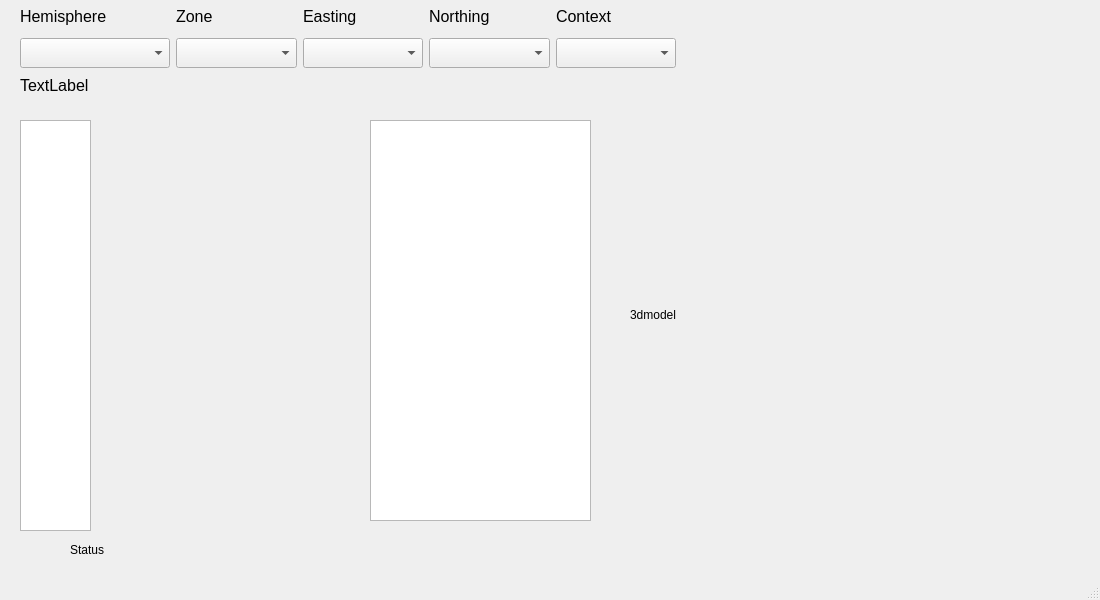
Old version of the form qtcreator/MainWindow.ui in the repository ggetzie/APSAP.
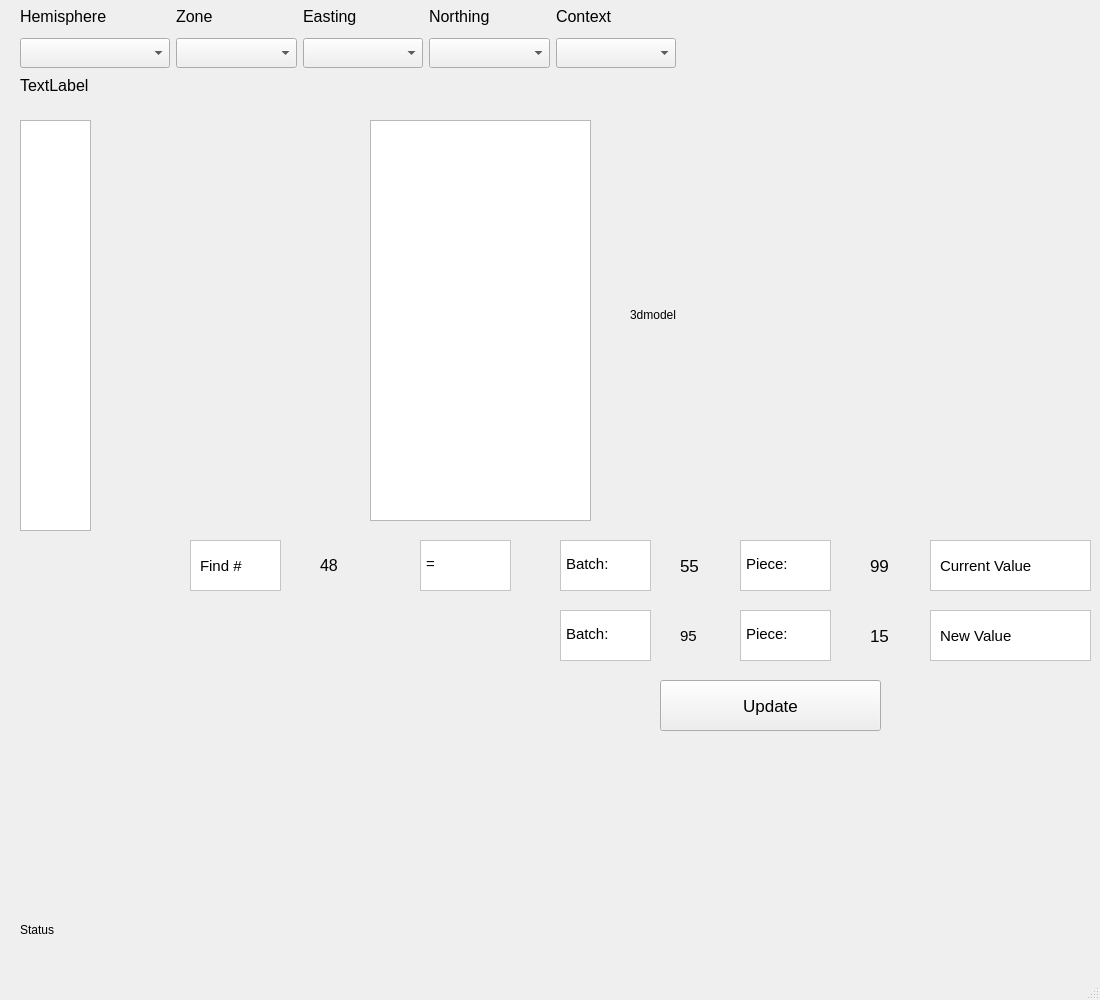
New version of the form. Icons and pictures are not drawn.

Commit message: Showing red color for pictures already matched

```diff
--- a/qtcreator/MainWindow.ui
+++ b/qtcreator/MainWindow.ui
@@ -7,7 +7,7 @@
     <x>0</x>
     <y>0</y>
     <width>1100</width>
-    <height>600</height>
+    <height>1000</height>
    </rect>
   </property>
   <property name="minimumSize">
@@ -292,8 +292,8 @@
    <widget class="QLabel" name="statusLabel">
     <property name="geometry">
      <rect>
-      <x>70</x>
-      <y>540</y>
+      <x>20</x>
+      <y>920</y>
       <width>671</width>
       <height>20</height>
      </rect>
@@ -357,6 +357,460 @@
      </rect>
     </property>
    </widget>
+   <widget class="QLabel" name="selected_find">
+    <property name="geometry">
+     <rect>
+      <x>320</x>
+      <y>540</y>
+      <width>71</width>
+      <height>51</height>
+     </rect>
+    </property>
+    <property name="font">
+     <font>
+      <pointsize>12</pointsize>
+     </font>
+    </property>
+    <property name="autoFillBackground">
+     <bool>false</bool>
+    </property>
+    <property name="styleSheet">
+     <string notr="true"/>
+    </property>
+    <property name="text">
+     <string>48</string>
+    </property>
+   </widget>
+   <widget class="QFrame" name="frame">
+    <property name="geometry">
+     <rect>
+      <x>190</x>
+      <y>540</y>
+      <width>91</width>
+      <height>51</height>
+     </rect>
+    </property>
+    <property name="autoFillBackground">
+     <bool>true</bool>
+    </property>
+    <property name="styleSheet">
+     <string notr="true"> background-color : white</string>
+    </property>
+    <property name="frameShape">
+     <enum>QFrame::StyledPanel</enum>
+    </property>
+    <property name="frameShadow">
+     <enum>QFrame::Raised</enum>
+    </property>
+    <widget class="QLabel" name="label">
+     <property name="geometry">
+      <rect>
+       <x>10</x>
+       <y>5</y>
+       <width>71</width>
+       <height>41</height>
+      </rect>
+     </property>
+     <property name="font">
+      <font>
+       <pointsize>11</pointsize>
+      </font>
+     </property>
+     <property name="autoFillBackground">
+      <bool>false</bool>
+     </property>
+     <property name="styleSheet">
+      <string notr="true"/>
+     </property>
+     <property name="text">
+      <string>Find #</string>
+     </property>
+    </widget>
+   </widget>
+   <widget class="QFrame" name="frame_2">
+    <property name="geometry">
+     <rect>
+      <x>420</x>
+      <y>540</y>
+      <width>91</width>
+      <height>51</height>
+     </rect>
+    </property>
+    <property name="styleSheet">
+     <string notr="true"> background-color : white</string>
+    </property>
+    <property name="frameShape">
+     <enum>QFrame::StyledPanel</enum>
+    </property>
+    <property name="frameShadow">
+     <enum>QFrame::Raised</enum>
+    </property>
+    <widget class="QLabel" name="label_8">
+     <property name="geometry">
+      <rect>
+       <x>6</x>
+       <y>3</y>
+       <width>71</width>
+       <height>41</height>
+      </rect>
+     </property>
+     <property name="font">
+      <font>
+       <pointsize>11</pointsize>
+      </font>
+     </property>
+     <property name="text">
+      <string>=</string>
+     </property>
+    </widget>
+   </widget>
+   <widget class="QFrame" name="frame_3">
+    <property name="geometry">
+     <rect>
+      <x>560</x>
+      <y>540</y>
+      <width>91</width>
+      <height>51</height>
+     </rect>
+    </property>
+    <property name="styleSheet">
+     <string notr="true"> background-color : white</string>
+    </property>
+    <property name="frameShape">
+     <enum>QFrame::StyledPanel</enum>
+    </property>
+    <property name="frameShadow">
+     <enum>QFrame::Raised</enum>
+    </property>
+    <widget class="QLabel" name="label_9">
+     <property name="geometry">
+      <rect>
+       <x>6</x>
+       <y>3</y>
+       <width>81</width>
+       <height>41</height>
+      </rect>
+     </property>
+     <property name="font">
+      <font>
+       <pointsize>11</pointsize>
+      </font>
+     </property>
+     <property name="text">
+      <string>Batch:</string>
+     </property>
+    </widget>
+   </widget>
+   <widget class="QLabel" name="label_10">
+    <property name="geometry">
+     <rect>
+      <x>680</x>
+      <y>540</y>
+      <width>47</width>
+      <height>14</height>
+     </rect>
+    </property>
+    <property name="text">
+     <string/>
+    </property>
+   </widget>
+   <widget class="QFrame" name="frame_4">
+    <property name="geometry">
+     <rect>
+      <x>740</x>
+      <y>540</y>
+      <width>91</width>
+      <height>51</height>
+     </rect>
+    </property>
+    <property name="styleSheet">
+     <string notr="true"> background-color : white</string>
+    </property>
+    <property name="frameShape">
+     <enum>QFrame::StyledPanel</enum>
+    </property>
+    <property name="frameShadow">
+     <enum>QFrame::Raised</enum>
+    </property>
+    <widget class="QLabel" name="label_11">
+     <property name="geometry">
+      <rect>
+       <x>6</x>
+       <y>3</y>
+       <width>81</width>
+       <height>41</height>
+      </rect>
+     </property>
+     <property name="font">
+      <font>
+       <pointsize>11</pointsize>
+      </font>
+     </property>
+     <property name="text">
+      <string>Piece:</string>
+     </property>
+    </widget>
+   </widget>
+   <widget class="QLabel" name="current_piece">
+    <property name="geometry">
+     <rect>
+      <x>870</x>
+      <y>540</y>
+      <width>31</width>
+      <height>51</height>
+     </rect>
+    </property>
+    <property name="font">
+     <font>
+      <pointsize>13</pointsize>
+     </font>
+    </property>
+    <property name="text">
+     <string>99</string>
+    </property>
+   </widget>
+   <widget class="QFrame" name="frame_5">
+    <property name="geometry">
+     <rect>
+      <x>930</x>
+      <y>540</y>
+      <width>161</width>
+      <height>51</height>
+     </rect>
+    </property>
+    <property name="styleSheet">
+     <string notr="true"> background-color : white</string>
+    </property>
+    <property name="frameShape">
+     <enum>QFrame::StyledPanel</enum>
+    </property>
+    <property name="frameShadow">
+     <enum>QFrame::Raised</enum>
+    </property>
+    <widget class="QLabel" name="label_13">
+     <property name="geometry">
+      <rect>
+       <x>10</x>
+       <y>5</y>
+       <width>141</width>
+       <height>41</height>
+      </rect>
+     </property>
+     <property name="font">
+      <font>
+       <pointsize>11</pointsize>
+      </font>
+     </property>
+     <property name="text">
+      <string>Current Value</string>
+     </property>
+    </widget>
+   </widget>
+   <widget class="QFrame" name="frame_6">
+    <property name="geometry">
+     <rect>
+      <x>560</x>
+      <y>610</y>
+      <width>91</width>
+      <height>51</height>
+     </rect>
+    </property>
+    <property name="styleSheet">
+     <string notr="true"> background-color : white</string>
+    </property>
+    <property name="frameShape">
+     <enum>QFrame::StyledPanel</enum>
+    </property>
+    <property name="frameShadow">
+     <enum>QFrame::Raised</enum>
+    </property>
+    <widget class="QLabel" name="label_14">
+     <property name="geometry">
+      <rect>
+       <x>6</x>
+       <y>3</y>
+       <width>81</width>
+       <height>41</height>
+      </rect>
+     </property>
+     <property name="font">
+      <font>
+       <pointsize>11</pointsize>
+      </font>
+     </property>
+     <property name="text">
+      <string>Batch:</string>
+     </property>
+    </widget>
+   </widget>
+   <widget class="QLabel" name="current_batch">
+    <property name="geometry">
+     <rect>
+      <x>680</x>
+      <y>540</y>
+      <width>31</width>
+      <height>51</height>
+     </rect>
+    </property>
+    <property name="font">
+     <font>
+      <pointsize>13</pointsize>
+     </font>
+    </property>
+    <property name="text">
+     <string>55</string>
+    </property>
+   </widget>
+   <widget class="QFrame" name="frame_7">
+    <property name="geometry">
+     <rect>
+      <x>740</x>
+      <y>610</y>
+      <width>91</width>
+      <height>51</height>
+     </rect>
+    </property>
+    <property name="styleSheet">
+     <string notr="true"> background-color : white</string>
+    </property>
+    <property name="frameShape">
+     <enum>QFrame::StyledPanel</enum>
+    </property>
+    <property name="frameShadow">
+     <enum>QFrame::Raised</enum>
+    </property>
+    <widget class="QLabel" name="label_16">
+     <property name="geometry">
+      <rect>
+       <x>6</x>
+       <y>3</y>
+       <width>81</width>
+       <height>41</height>
+      </rect>
+     </property>
+     <property name="font">
+      <font>
+       <pointsize>11</pointsize>
+      </font>
+     </property>
+     <property name="text">
+      <string>Piece:</string>
+     </property>
+    </widget>
+   </widget>
+   <widget class="QLabel" name="new_batch">
+    <property name="geometry">
+     <rect>
+      <x>680</x>
+      <y>610</y>
+      <width>31</width>
+      <height>51</height>
+     </rect>
+    </property>
+    <property name="font">
+     <font>
+      <pointsize>11</pointsize>
+     </font>
+    </property>
+    <property name="text">
+     <string>95</string>
+    </property>
+   </widget>
+   <widget class="QLabel" name="new_piece">
+    <property name="geometry">
+     <rect>
+      <x>870</x>
+      <y>610</y>
+      <width>31</width>
+      <height>51</height>
+     </rect>
+    </property>
+    <property name="font">
+     <font>
+      <pointsize>13</pointsize>
+     </font>
+    </property>
+    <property name="text">
+     <string>15</string>
+    </property>
+   </widget>
+   <widget class="QFrame" name="frame_8">
+    <property name="geometry">
+     <rect>
+      <x>930</x>
+      <y>610</y>
+      <width>161</width>
+      <height>51</height>
+     </rect>
+    </property>
+    <property name="styleSheet">
+     <string notr="true"> background-color : white</string>
+    </property>
+    <property name="frameShape">
+     <enum>QFrame::StyledPanel</enum>
+    </property>
+    <property name="frameShadow">
+     <enum>QFrame::Raised</enum>
+    </property>
+    <widget class="QLabel" name="label_19">
+     <property name="geometry">
+      <rect>
+       <x>10</x>
+       <y>5</y>
+       <width>141</width>
+       <height>41</height>
+      </rect>
+     </property>
+     <property name="font">
+      <font>
+       <pointsize>11</pointsize>
+      </font>
+     </property>
+     <property name="text">
+      <string>New Value</string>
+     </property>
+    </widget>
+   </widget>
+   <widget class="QPushButton" name="pushButton">
+    <property name="geometry">
+     <rect>
+      <x>660</x>
+      <y>680</y>
+      <width>221</width>
+      <height>51</height>
+     </rect>
+    </property>
+    <property name="font">
+     <font>
+      <pointsize>13</pointsize>
+     </font>
+    </property>
+    <property name="text">
+     <string>Update</string>
+    </property>
+   </widget>
+   <zorder>frame</zorder>
+   <zorder>layoutWidget</zorder>
+   <zorder>contextDisplay</zorder>
+   <zorder>findsList</zorder>
+   <zorder>statusLabel</zorder>
+   <zorder>layoutWidget</zorder>
+   <zorder>model</zorder>
+   <zorder>modelList</zorder>
+   <zorder>selected_find</zorder>
+   <zorder>frame_2</zorder>
+   <zorder>frame_3</zorder>
+   <zorder>label_10</zorder>
+   <zorder>frame_4</zorder>
+   <zorder>current_piece</zorder>
+   <zorder>frame_5</zorder>
+   <zorder>frame_6</zorder>
+   <zorder>current_batch</zorder>
+   <zorder>frame_7</zorder>
+   <zorder>new_batch</zorder>
+   <zorder>new_piece</zorder>
+   <zorder>frame_8</zorder>
+   <zorder>pushButton</zorder>
   </widget>
   <widget class="QMenuBar" name="menubar">
    <property name="geometry">
```
The commit also changes 1 other file.
